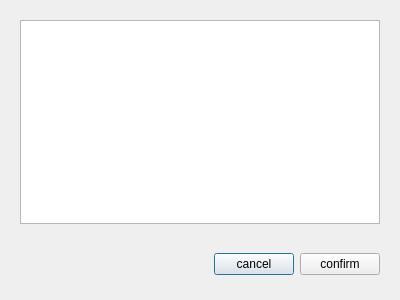
Before: the Qt Designer form stringtotableview.ui in LinuxIsExcellent/observer, drawn with Qt 5.
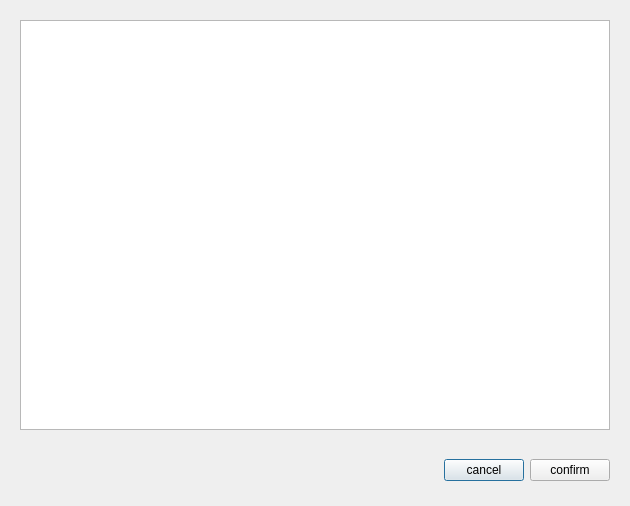
After: the same form once the commit is applied.

What changed in the file:
```diff
--- a/stringtotableview.ui
+++ b/stringtotableview.ui
@@ -6,8 +6,8 @@
    <rect>
     <x>0</x>
     <y>0</y>
-    <width>400</width>
-    <height>300</height>
+    <width>630</width>
+    <height>506</height>
    </rect>
   </property>
   <property name="windowTitle">
```
